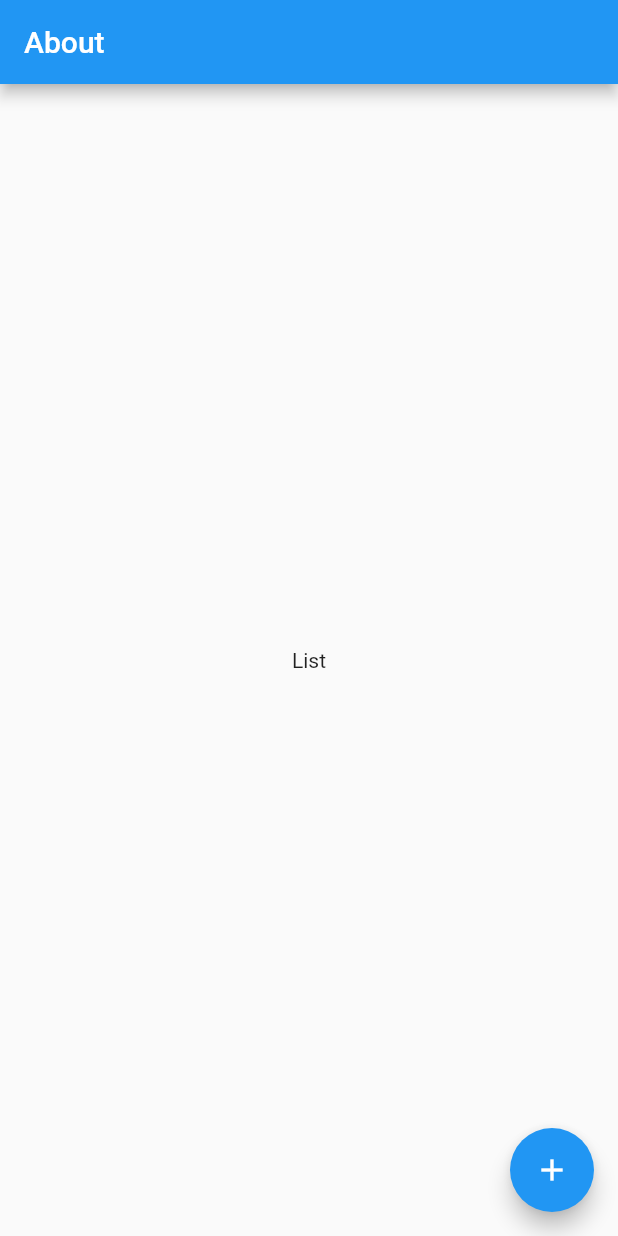
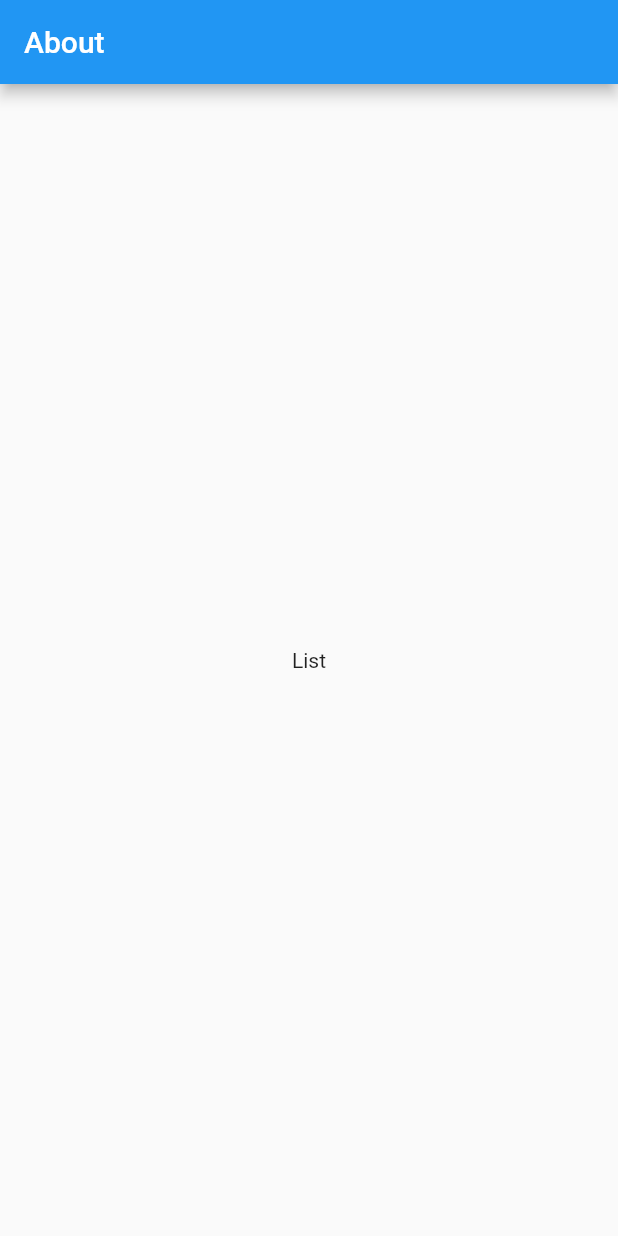
Before and after one commit to cyliong/list-module, a Flutter app: the screen it shows after launch, on a phone screen of 412 x 824 dp. Run offline on Flutter 3.47's test engine with Material 2 defaults, Android fonts, the phone set to English and light mode, and no system bars.

Commit message:
Remove unnecessary floating action button

```diff
--- a/lib/main.dart
+++ b/lib/main.dart
@@ -42,11 +42,6 @@ class _HomePageState extends State<HomePage> {
           ],
         ),
       ),
-      floatingActionButton: FloatingActionButton(
-        onPressed: null,
-        tooltip: 'Increment',
-        child: Icon(Icons.add),
-      ),
     );
   }
 }
```
